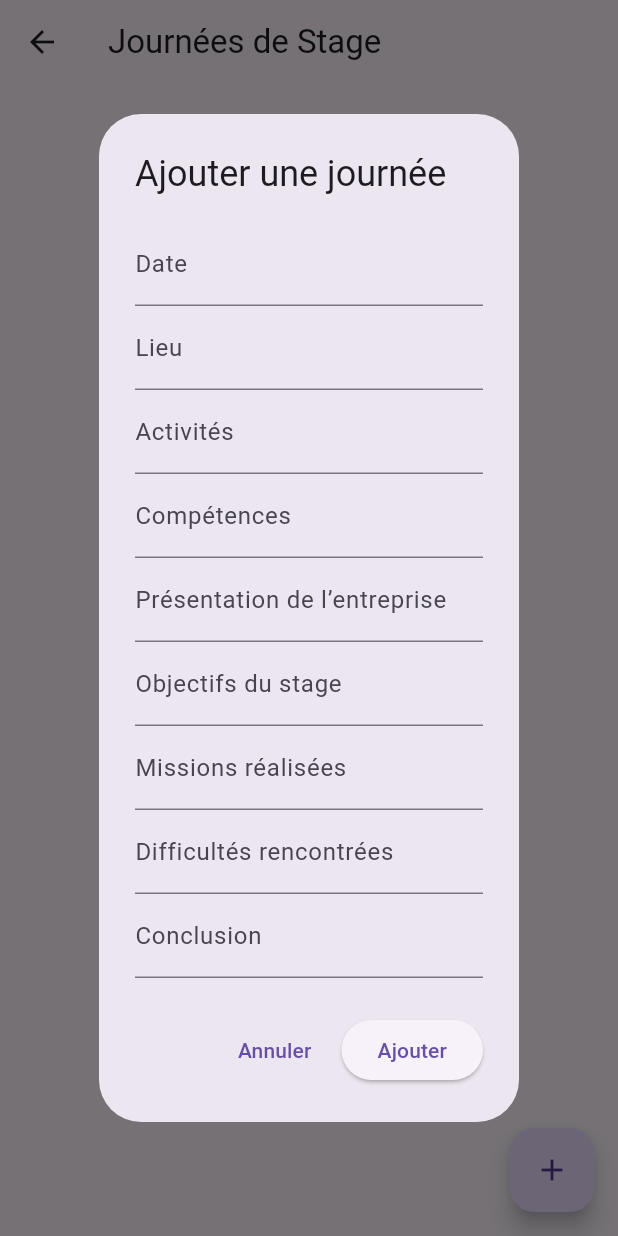
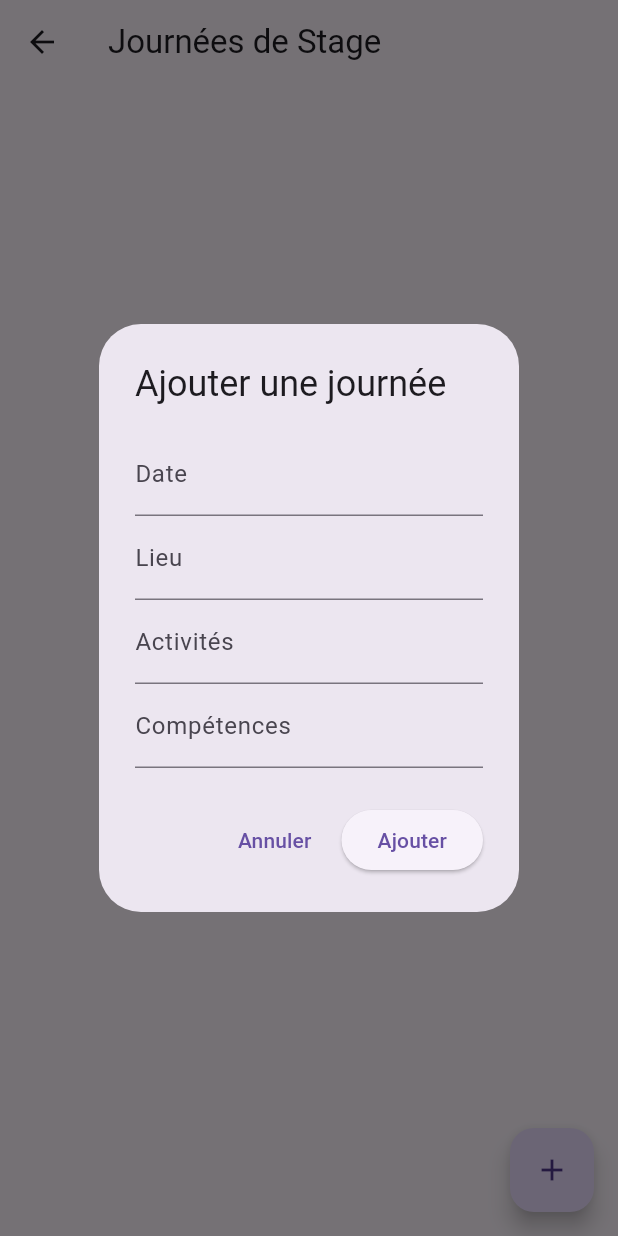
Before and after one commit to askaiL60/AppFlutterFirebase, a Flutter app: the JourneeStagePage screen opened directly, after a tap on the "add" icon, on a phone screen of 412 x 824 dp. Run offline on Flutter 3.47's test engine with Material 3 defaults, Android fonts, the phone set to English and light mode, and no system bars; our stand-ins replace cloud_firestore, firebase_auth, firebase_core, pdf, printing; accounts and stored records are empty.

Commit message:
modification journee_stage_page

```diff
--- a/lib/journee_stage_page.dart
+++ b/lib/journee_stage_page.dart
@@ -17,22 +17,12 @@ class _JourneeStagePageState extends State<JourneeStagePage> {
   final TextEditingController lieuController = TextEditingController();
   final TextEditingController activitesController = TextEditingController();
   final TextEditingController competencesController = TextEditingController();
-  final TextEditingController presentationController = TextEditingController();
-  final TextEditingController objectifsController = TextEditingController();
-  final TextEditingController missionsController = TextEditingController();
-  final TextEditingController difficultesController = TextEditingController();
-  final TextEditingController conclusionController = TextEditingController();
 
   void _resetControllers() {
     dateController.clear();
     lieuController.clear();
     activitesController.clear();
     competencesController.clear();
-    presentationController.clear();
-    objectifsController.clear();
-    missionsController.clear();
-    difficultesController.clear();
-    conclusionController.clear();
   }
 
   Future<void> _addOrUpdateJournee({String? docId}) async {
@@ -43,11 +33,6 @@ class _JourneeStagePageState extends State<JourneeStagePage> {
       'lieu': lieuController.text,
       'activites': activitesController.text,
       'competences': competencesController.text,
-      'presentation': presentationController.text,
-      'objectifs': objectifsController.text,
-      'missions': missionsController.text,
-      'difficultes': difficultesController.text,
-      'conclusion': conclusionController.text,
       'uid': uid,
     };
 
@@ -66,12 +51,6 @@ class _JourneeStagePageState extends State<JourneeStagePage> {
       dateController.text = doc['date'];
       lieuController.text = doc['lieu'];
       activitesController.text = doc['activites'];
-      competencesController.text = doc['competences'];
-      presentationController.text = doc['presentation'];
-      objectifsController.text = doc['objectifs'];
-      missionsController.text = doc['missions'];
-      difficultesController.text = doc['difficultes'];
-      conclusionController.text = doc['conclusion'];
     }
 
     showDialog(
@@ -99,34 +78,6 @@ class _JourneeStagePageState extends State<JourneeStagePage> {
                   TextField(
                     controller: competencesController,
                     decoration: InputDecoration(labelText: 'Compétences'),
-                  ),
-                  TextField(
-                    controller: presentationController,
-                    decoration: InputDecoration(
-                      labelText: 'Présentation de l’entreprise',
-                    ),
-                  ),
-                  TextField(
-                    controller: objectifsController,
-                    decoration: InputDecoration(
-                      labelText: 'Objectifs du stage',
-                    ),
-                  ),
-                  TextField(
-                    controller: missionsController,
-                    decoration: InputDecoration(
-                      labelText: 'Missions réalisées',
-                    ),
-                  ),
-                  TextField(
-                    controller: difficultesController,
-                    decoration: InputDecoration(
-                      labelText: 'Difficultés rencontrées',
-                    ),
-                  ),
-                  TextField(
-                    controller: conclusionController,
-                    decoration: InputDecoration(labelText: 'Conclusion'),
                   ),
                 ],
               ),
@@ -184,11 +135,6 @@ class _JourneeStagePageState extends State<JourneeStagePage> {
                     children: [
                       Text("Activités : ${journee['activites']}"),
                       Text("Compétences : ${journee['competences']}"),
-                      Text("Présentation : ${journee['presentation']}"),
-                      Text("Objectifs : ${journee['objectifs']}"),
-                      Text("Missions : ${journee['missions']}"),
-                      Text("Difficultés : ${journee['difficultes']}"),
-                      Text("Conclusion : ${journee['conclusion']}"),
                     ],
                   ),
                   isThreeLine: true,
```
Also changed, not shown: 1 other file.
